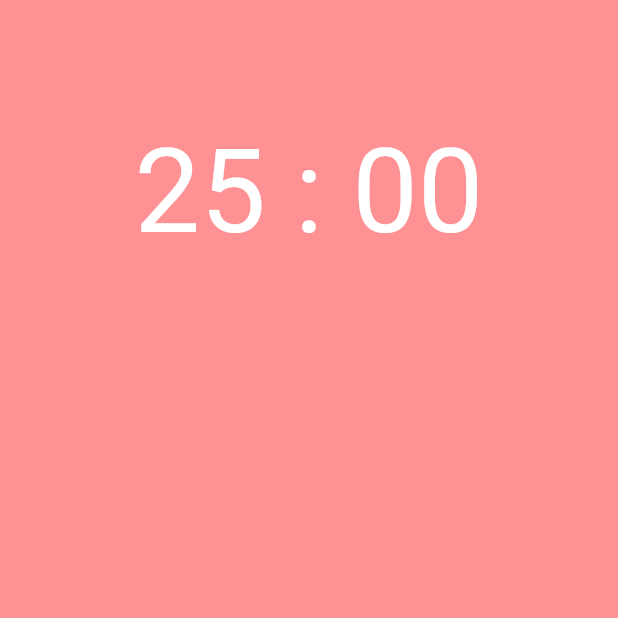
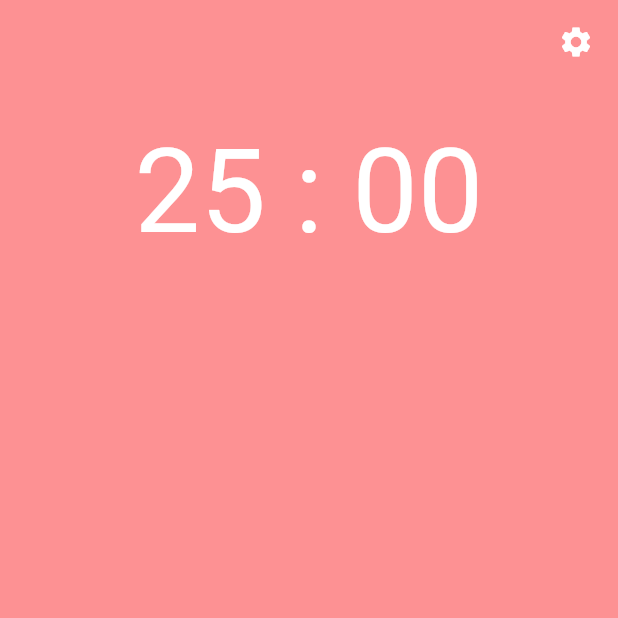
Before and after one commit to bingcheng45/Simple_Pomodoro, a Flutter app: the screen it shows after launch, on a phone screen of 412 x 824 dp, the top half of it. Run offline on Flutter 3.47's test engine with Material 2 defaults, Android fonts, the phone set to English and light mode, and no system bars; missing offline and left inert: rect_getter.

Commit message:
added settings button

```diff
--- a/lib/home.dart
+++ b/lib/home.dart
@@ -1,6 +1,7 @@
 import 'package:flutter/material.dart';
 import 'package:simple_pomodoro/global.dart' as globals;
 import 'package:simple_pomodoro/skeleton.dart';
+import 'package:rect_getter/rect_getter.dart';
 
 class Home extends StatefulWidget {
   Home({Key key}) : super(key: key);
@@ -23,12 +24,21 @@ class _HomeState extends State<Home> {
   @override
   Widget build(BuildContext context) {
     return Scaffold(
-      // appBar: AppBar(
-
-      //   elevation: 0.0,
-      //   backgroundColor: globals.bgColor[globals.index],
-      // ),
-      body: Skeleton(switchBGColor),
+      body: Stack(
+        children: <Widget>[
+          Skeleton(switchBGColor),
+          Positioned(
+            top: MediaQuery.of(context).padding.top,
+            right: 0,
+            child: FloatingActionButton(
+              backgroundColor: Colors.transparent,
+              elevation: 0.0,
+              child: Icon(Icons.settings),
+              onPressed: null,
+            ),
+          ),
+        ],
+      ),
     );
   }
 }
--- a/lib/main.dart
+++ b/lib/main.dart
@@ -1,7 +1,5 @@
-
 import 'package:flutter/material.dart';
 import 'package:simple_pomodoro/home.dart';
-
 
 
 void main() => runApp(MyApp());
--- a/lib/skeleton.dart
+++ b/lib/skeleton.dart
@@ -3,7 +3,7 @@ import 'package:flutter/material.dart';
 import 'package:flutter/services.dart';
 import 'dart:async';
 import 'package:quiver/async.dart';
-import 'package:rect_getter/rect_getter.dart';
+
 
 class Skeleton extends StatefulWidget {
   final Function switchBGColor;
```
